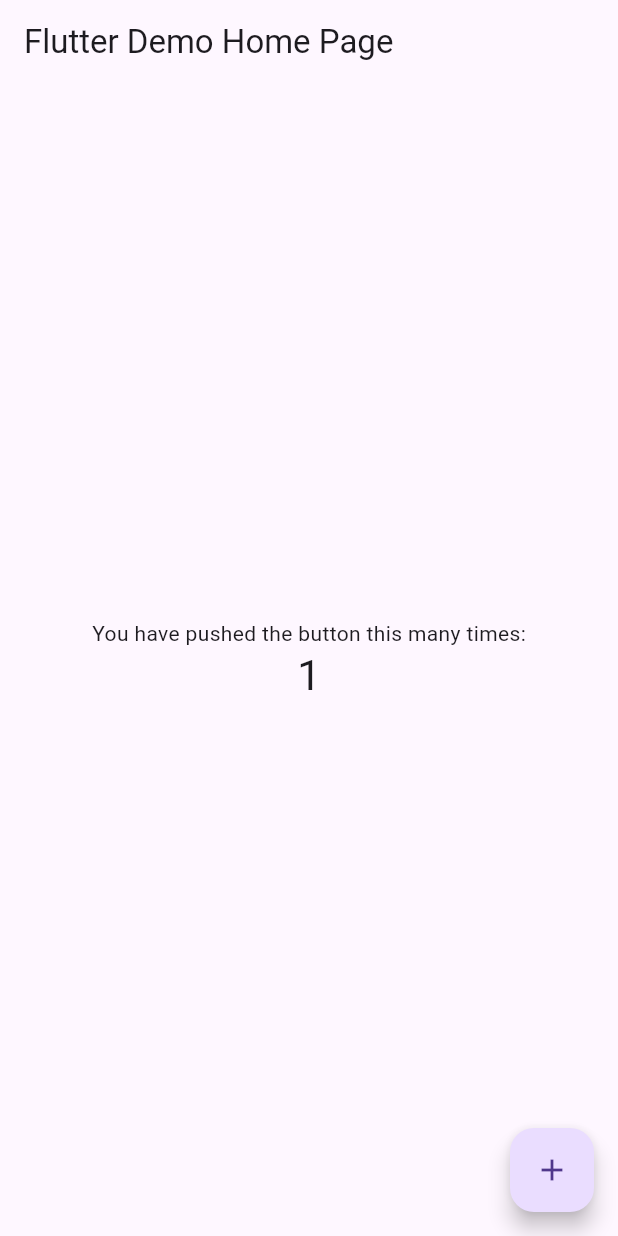
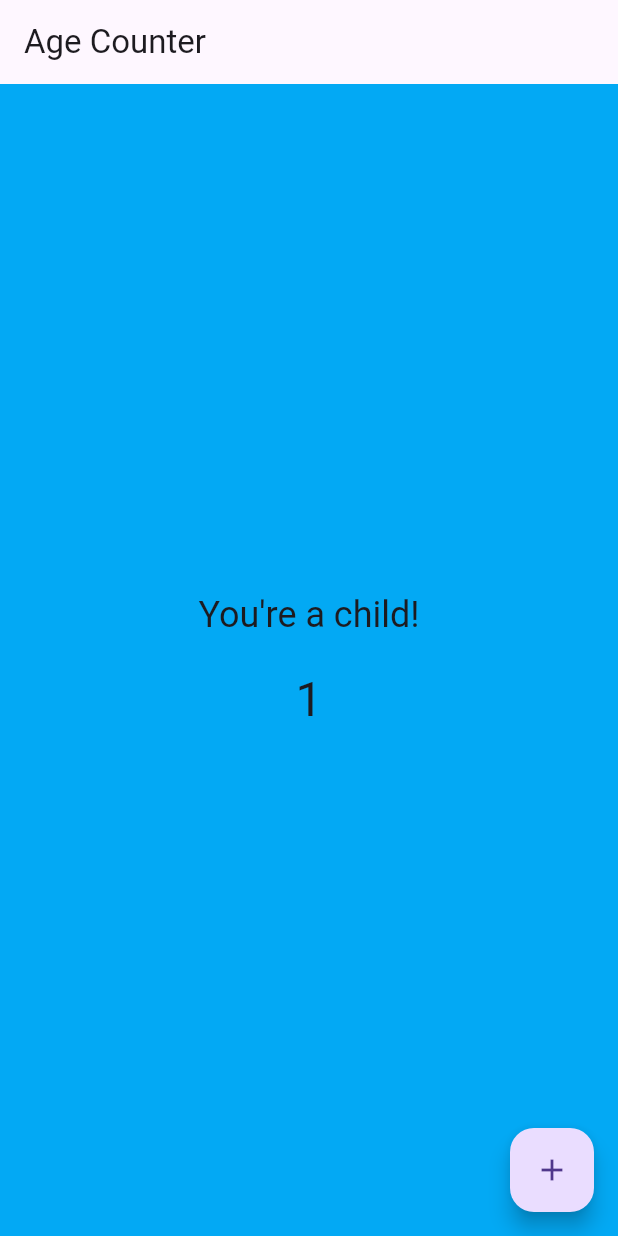
Before and after one commit to FaithNnakwe/milestone_app, a Flutter app: the screen it shows after launch, after a tap on the "add" icon, on a phone screen of 412 x 824 dp. Run offline on Flutter 3.47's test engine with Material 3 defaults, Android fonts, the light colour scheme and no system bars; missing offline and left inert: window_size.

Commit message:
Added conditionals for age selection and background color chnages.

```diff
--- a/lib/main.dart
+++ b/lib/main.dart
@@ -7,16 +7,7 @@
 void main() {
   setupWindow();
   runApp(
-    // Provide the model to all widgets within the app. We're using
-    // ChangeNotifierProvider because that's a simple way to rebuild
-    // widgets when a model changes. We could also just use
-    // Provider, but then we would have to listen to Counter ourselves.
-    //
-    // Read Provider's docs to learn about all the available providers.
     ChangeNotifierProvider(
-      // Initialize the model in the builder. That way, Provider
-      // can own Counter's lifecycle, making sure to call `dispose`
-      // when not needed anymore.
       create: (context) => Counter(),
       child: const MyApp(),
     ),
@@ -29,7 +20,7 @@
 void setupWindow() {
   if (!kIsWeb && (Platform.isWindows || Platform.isLinux || Platform.isMacOS)) {
     WidgetsFlutterBinding.ensureInitialized();
-    setWindowTitle('Provider Counter');
+    setWindowTitle('Provider Age Counter');
     setWindowMinSize(const Size(windowWidth, windowHeight));
     setWindowMaxSize(const Size(windowWidth, windowHeight));
     getCurrentScreen().then((screen) {
@@ -42,10 +33,6 @@
   }
 }
 
-/// Simplest possible model, with just one field.
-///
-/// [ChangeNotifier] is a class in `flutter:foundation`. [Counter] does
-/// _not_ depend on Provider.
 class Counter with ChangeNotifier {
   int value = 0;
 
@@ -61,7 +48,7 @@
   @override
   Widget build(BuildContext context) {
     return MaterialApp(
-      title: 'Flutter Demo',
+      title: 'Age Counter',
       theme: ThemeData(
         primarySwatch: Colors.blue,
         useMaterial3: true,
@@ -74,53 +61,59 @@
 class MyHomePage extends StatelessWidget {
   const MyHomePage({super.key});
 
+  // Function to determine message and background color based on age
+  Map<String, dynamic> getAgeMilestone(int age) {
+    if (age <= 12) {
+      return {'message': "You're a child!", 'color': Colors.lightBlue};
+    } else if (age <= 19) {
+      return {'message': "Teenager time!", 'color': Colors.lightGreen};
+    } else if (age <= 30) {
+      return {'message': "You're a young adult!", 'color': Colors.yellow};
+    } else if (age <= 50) {
+      return {'message': "You're an adult now!", 'color': Colors.orange};
+    } else {
+      return {'message': "Golden years!", 'color': Colors.grey};
+    }
+  }
+
   @override
   Widget build(BuildContext context) {
+    return Consumer<Counter>(
+      builder: (context, counter, child) {
+        var milestone = getAgeMilestone(counter.value);
+
         return Scaffold(
           appBar: AppBar(
-        title: const Text('Flutter Demo Home Page'),
+            title: const Text('Age Counter'),
           ),
-      body: Center(
+          body: Container(
+            color: milestone['color'], // Set background color dynamically
+            child: Center(
               child: Column(
                 mainAxisAlignment: MainAxisAlignment.center,
                 children: [
-            const Text('You have pushed the button this many times:'),
-            // Consumer looks for an ancestor Provider widget
-            // and retrieves its model (Counter, in this case).
-            // Then it uses that model to build widgets, and will trigger
-            // rebuilds if the model is updated.
-            Consumer<Counter>(
-              builder: (context, counter, child) => Text(
-                '${counter.value}',
-                style: Theme.of(context).textTheme.headlineMedium,
+                  Text(
+                    milestone['message'], // Display milestone message
+                    style: Theme.of(context).textTheme.headlineSmall,
                   ),
+                  const SizedBox(height: 20),
+                  Text(
+                    '${counter.value}', // Display current age
+                    style: Theme.of(context).textTheme.headlineLarge,
                   ),
                 ],
               ),
             ),
+          ),
           floatingActionButton: FloatingActionButton(
             onPressed: () {
-          // You can access your providers anywhere you have access
-          // to the context. One way is to use Provider.of<Counter>(context).
-         // The provider package also defines extension methods on the context
-          // itself. You can call context.watch<Counter>() in a build method
-          // of any widget to access the current state of Counter, and to ask
-          // Flutter to rebuild your widget anytime Counter changes.
-          //
-          // You can't use context.watch() outside build methods, because that
-          // often leads to subtle bugs. Instead, you should use
-          // context.read<Counter>(), which gets the current state
-          // but doesn't ask Flutter for future rebuilds.
-          //
-          // Since we're in a callback that will be called whenever the user
-          // taps the FloatingActionButton, we are not in the build method here.
-          // We should use context.read().
-          var counter = context.read<Counter>();
-          counter.increment();
+              context.read<Counter>().increment();
             },
-        tooltip: 'Increment',
+            tooltip: 'Increment Age',
             child: const Icon(Icons.add),
           ),
         );
+      },
+    );
   }
 }
```
Lines whose indentation alone changed are shown as unchanged.
